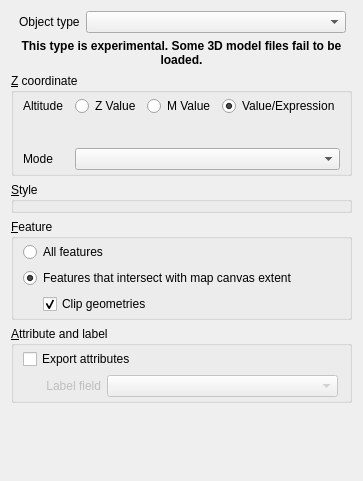
This is ui/vectorproperties.ui in minorua/Qgis2threejs as Qt 5 draws it before an edit. The edited form follows.
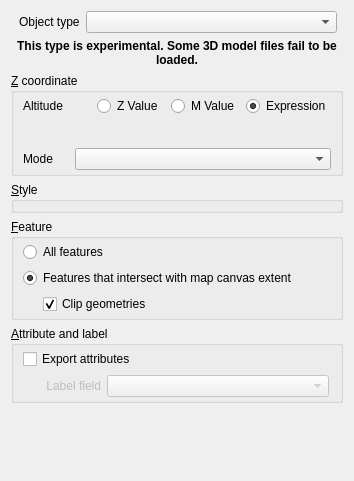
This is the edited form. Custom widgets are drawn as their Qt base class.

Commit message: rename Value/Expression and FieldValue to Expression

Diff of the .ui file:
```diff
--- a/ui/vectorproperties.ui
+++ b/ui/vectorproperties.ui
@@ -121,7 +121,7 @@
         <item>
          <widget class="QRadioButton" name="radioButton_FieldValue">
           <property name="text">
-           <string>Value/Expression</string>
+           <string>Expression</string>
           </property>
           <property name="checked">
            <bool>true</bool>
```
Left out of the diff: 2 changed lines with no effect on the pictures. The commit also changes 5 other files.
